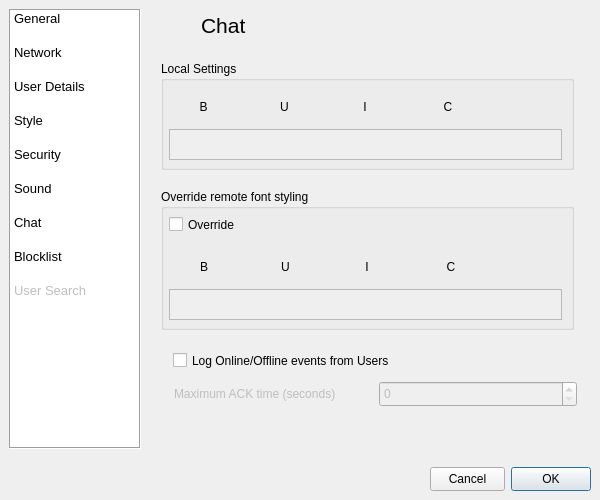
Above: src/gui/form_settingsgui.ui from vituperative/i2pchat before the change. Below: the same form after it.
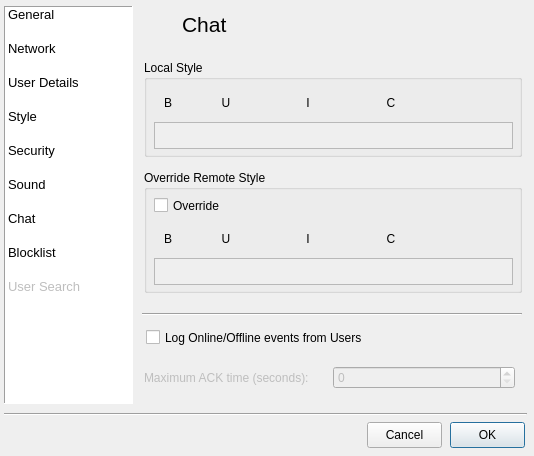
That is the form after the change. The open tabs and pages were chosen to show the change. Icons and pictures are not drawn.

Commit message: Settings refinements: more compact, lose nested frames

```diff
--- a/src/gui/form_settingsgui.ui
+++ b/src/gui/form_settingsgui.ui
@@ -6,8 +6,8 @@
    <rect>
     <x>0</x>
     <y>0</y>
-    <width>600</width>
-    <height>500</height>
+    <width>534</width>
+    <height>456</height>
    </rect>
   </property>
   <property name="sizePolicy">
@@ -18,14 +18,14 @@
   </property>
   <property name="minimumSize">
    <size>
-    <width>600</width>
-    <height>500</height>
+    <width>530</width>
+    <height>453</height>
    </size>
   </property>
   <property name="maximumSize">
    <size>
-    <width>600</width>
-    <height>500</height>
+    <width>580</width>
+    <height>460</height>
    </size>
   </property>
   <property name="windowTitle">
@@ -47,10 +47,10 @@
   <widget class="QFrame" name="middleFrame">
    <property name="geometry">
     <rect>
-     <x>9</x>
-     <y>9</y>
-     <width>600</width>
-     <height>500</height>
+     <x>4</x>
+     <y>6</y>
+     <width>540</width>
+     <height>448</height>
     </rect>
    </property>
    <property name="sizePolicy">
@@ -61,14 +61,14 @@
    </property>
    <property name="minimumSize">
     <size>
-     <width>600</width>
-     <height>500</height>
+     <width>540</width>
+     <height>448</height>
     </size>
    </property>
    <property name="maximumSize">
     <size>
-     <width>600</width>
-     <height>500</height>
+     <width>540</width>
+     <height>448</height>
     </size>
    </property>
    <property name="frameShape">
@@ -77,24 +77,27 @@
    <property name="frameShadow">
     <enum>QFrame::Plain</enum>
    </property>
-   <layout class="QGridLayout">
-    <property name="leftMargin">
-     <number>0</number>
-    </property>
-    <property name="topMargin">
-     <number>0</number>
-    </property>
-    <property name="rightMargin">
-     <number>9</number>
-    </property>
-    <property name="bottomMargin">
-     <number>9</number>
-    </property>
-    <property name="spacing">
-     <number>9</number>
-    </property>
-    <item row="0" column="2">
      <widget class="QStackedWidget" name="stackedWidget">
+    <property name="geometry">
+     <rect>
+      <x>136</x>
+      <y>2</y>
+      <width>384</width>
+      <height>400</height>
+     </rect>
+    </property>
+    <property name="minimumSize">
+     <size>
+      <width>384</width>
+      <height>0</height>
+     </size>
+    </property>
+    <property name="maximumSize">
+     <size>
+      <width>384</width>
+      <height>400</height>
+     </size>
+    </property>
       <property name="currentIndex">
        <number>4</number>
       </property>
@@ -2155,21 +2158,57 @@
          <rect>
           <x>2</x>
           <y>40</y>
-          <width>421</width>
-          <height>397</height>
-         </rect>
-        </property>
+        <width>380</width>
+        <height>353</height>
+       </rect>
+      </property>
+      <property name="minimumSize">
+       <size>
+        <width>380</width>
+        <height>0</height>
+       </size>
+      </property>
+      <property name="maximumSize">
+       <size>
+        <width>380</width>
+        <height>16777215</height>
+       </size>
+      </property>
+      <property name="frameShape">
+       <enum>QFrame::NoFrame</enum>
+      </property>
+      <property name="frameShadow">
+       <enum>QFrame::Plain</enum>
+      </property>
         <widget class="QGroupBox" name="groupBox_24">
          <property name="geometry">
           <rect>
-           <x>0</x>
+         <x>2</x>
            <y>12</y>
-           <width>413</width>
-           <height>109</height>
-          </rect>
-         </property>
+         <width>378</width>
+         <height>97</height>
+        </rect>
+       </property>
+       <property name="minimumSize">
+        <size>
+         <width>378</width>
+         <height>0</height>
+        </size>
+       </property>
+       <property name="maximumSize">
+        <size>
+         <width>378</width>
+         <height>16777215</height>
+        </size>
+       </property>
+       <property name="font">
+        <font>
+         <weight>50</weight>
+         <bold>false</bold>
+        </font>
+       </property>
          <property name="title">
-          <string>Local Settings</string>
+        <string>Local Style</string>
          </property>
          <widget class="QTextEdit" name="txtShowCurrentChatStyle">
           <property name="enabled">
@@ -2177,12 +2216,18 @@
           </property>
           <property name="geometry">
            <rect>
-            <x>8</x>
-            <y>68</y>
-            <width>393</width>
-            <height>31</height>
-           </rect>
-          </property>
+          <x>10</x>
+          <y>62</y>
+          <width>359</width>
+          <height>27</height>
+         </rect>
+        </property>
+        <property name="maximumSize">
+         <size>
+          <width>368</width>
+          <height>16777215</height>
+         </size>
+        </property>
           <property name="focusPolicy">
            <enum>Qt::NoFocus</enum>
           </property>
@@ -2193,101 +2238,28 @@
            <bool>false</bool>
           </property>
          </widget>
-         <widget class="QToolButton" name="cmdItalicChat">
-          <property name="enabled">
-           <bool>true</bool>
-          </property>
+       <widget class="QWidget" name="">
           <property name="geometry">
            <rect>
-            <x>166</x>
-            <y>32</y>
-            <width>76</width>
-            <height>28</height>
-           </rect>
-          </property>
-          <property name="minimumSize">
-           <size>
-            <width>28</width>
-            <height>28</height>
-           </size>
-          </property>
-          <property name="toolTip">
-           <string>Italic</string>
-          </property>
-          <property name="text">
-           <string>I</string>
-          </property>
-          <property name="icon">
-           <iconset resource="resourcen.qrc">
-            <normaloff>:/icons/italic.svg</normaloff>:/icons/italic.svg</iconset>
-          </property>
-          <property name="iconSize">
-           <size>
-            <width>22</width>
-            <height>22</height>
-           </size>
-          </property>
-          <property name="checkable">
-           <bool>true</bool>
-          </property>
-          <property name="autoRaise">
-           <bool>true</bool>
-          </property>
-         </widget>
-         <widget class="QToolButton" name="cmdUnderChat">
-          <property name="enabled">
-           <bool>true</bool>
-          </property>
-          <property name="geometry">
-           <rect>
-            <x>85</x>
-            <y>32</y>
-            <width>77</width>
-            <height>28</height>
-           </rect>
-          </property>
-          <property name="minimumSize">
-           <size>
-            <width>28</width>
-            <height>28</height>
-           </size>
-          </property>
-          <property name="toolTip">
-           <string>Underline</string>
-          </property>
-          <property name="text">
-           <string>U</string>
-          </property>
-          <property name="icon">
-           <iconset resource="resourcen.qrc">
-            <normaloff>:/icons/underline.svg</normaloff>:/icons/underline.svg</iconset>
-          </property>
-          <property name="iconSize">
-           <size>
-            <width>22</width>
-            <height>22</height>
-           </size>
-          </property>
-          <property name="checkable">
-           <bool>true</bool>
-          </property>
-          <property name="autoRaise">
-           <bool>true</bool>
-          </property>
-         </widget>
+          <x>10</x>
+          <y>28</y>
+          <width>357</width>
+          <height>30</height>
+         </rect>
+        </property>
+        <layout class="QGridLayout" name="gridLayout_27">
+         <item row="0" column="0">
          <widget class="QToolButton" name="cmdBoldChat">
           <property name="enabled">
            <bool>true</bool>
           </property>
-          <property name="geometry">
-           <rect>
-            <x>4</x>
-            <y>32</y>
-            <width>77</width>
+           <property name="minimumSize">
+            <size>
+             <width>28</width>
             <height>28</height>
-           </rect>
-          </property>
-          <property name="minimumSize">
+            </size>
+           </property>
+           <property name="maximumSize">
            <size>
             <width>28</width>
             <height>28</height>
@@ -2316,18 +2288,53 @@
            <bool>true</bool>
           </property>
          </widget>
-         <widget class="QToolButton" name="cmdFontChat">
+         </item>
+         <item row="0" column="1" alignment="Qt::AlignHCenter">
+          <widget class="QToolButton" name="cmdUnderChat">
           <property name="enabled">
            <bool>true</bool>
           </property>
-          <property name="geometry">
-           <rect>
-            <x>332</x>
-            <y>32</y>
-            <width>77</width>
+           <property name="minimumSize">
+            <size>
+             <width>28</width>
             <height>28</height>
-           </rect>
-          </property>
+            </size>
+           </property>
+           <property name="maximumSize">
+            <size>
+             <width>28</width>
+             <height>28</height>
+            </size>
+           </property>
+           <property name="toolTip">
+            <string>Underline</string>
+           </property>
+           <property name="text">
+            <string>U</string>
+           </property>
+           <property name="icon">
+            <iconset resource="resourcen.qrc">
+             <normaloff>:/icons/underline.svg</normaloff>:/icons/underline.svg</iconset>
+           </property>
+           <property name="iconSize">
+            <size>
+             <width>22</width>
+             <height>22</height>
+            </size>
+           </property>
+           <property name="checkable">
+            <bool>true</bool>
+           </property>
+           <property name="autoRaise">
+            <bool>true</bool>
+           </property>
+          </widget>
+         </item>
+         <item row="0" column="2" alignment="Qt::AlignHCenter">
+          <widget class="QToolButton" name="cmdItalicChat">
+           <property name="enabled">
+            <bool>true</bool>
+           </property>
           <property name="minimumSize">
            <size>
             <width>28</width>
@@ -2336,15 +2343,15 @@
           </property>
           <property name="maximumSize">
            <size>
-            <width>16777215</width>
-            <height>16777215</height>
+             <width>28</width>
+             <height>28</height>
            </size>
           </property>
           <property name="toolTip">
            <string>Font</string>
           </property>
           <property name="text">
-           <string/>
+            <string>I</string>
           </property>
           <property name="icon">
            <iconset resource="resourcen.qrc">
@@ -2356,23 +2363,26 @@
             <height>22</height>
            </size>
           </property>
+           <property name="checkable">
+            <bool>true</bool>
+           </property>
           <property name="autoRaise">
            <bool>true</bool>
           </property>
          </widget>
+         </item>
+         <item row="0" column="3" alignment="Qt::AlignHCenter">
          <widget class="QToolButton" name="cmdColorChat">
           <property name="enabled">
            <bool>true</bool>
           </property>
-          <property name="geometry">
-           <rect>
-            <x>246</x>
-            <y>32</y>
-            <width>82</width>
+           <property name="minimumSize">
+            <size>
+             <width>28</width>
             <height>28</height>
-           </rect>
-          </property>
-          <property name="minimumSize">
+            </size>
+           </property>
+           <property name="maximumSize">
            <size>
             <width>28</width>
             <height>28</height>
@@ -2397,24 +2407,89 @@
           <property name="autoRaise">
            <bool>true</bool>
           </property>
+          </widget>
+         </item>
+         <item row="0" column="4" alignment="Qt::AlignHCenter">
+          <widget class="QToolButton" name="cmdFontChat">
+           <property name="enabled">
+            <bool>true</bool>
+           </property>
+           <property name="minimumSize">
+            <size>
+             <width>28</width>
+             <height>28</height>
+            </size>
+           </property>
+           <property name="maximumSize">
+            <size>
+             <width>28</width>
+             <height>28</height>
+            </size>
+           </property>
+           <property name="toolTip">
+            <string>Font</string>
+           </property>
+           <property name="text">
+            <string/>
+           </property>
+           <property name="icon">
+            <iconset resource="resourcen.qrc">
+             <normaloff>:/icons/font.svg</normaloff>:/icons/font.svg</iconset>
+           </property>
+           <property name="iconSize">
+            <size>
+             <width>22</width>
+             <height>22</height>
+            </size>
+           </property>
+           <property name="autoRaise">
+            <bool>true</bool>
+           </property>
+          </widget>
+         </item>
+        </layout>
          </widget>
         </widget>
         <widget class="QGroupBox" name="groupBox_25">
          <property name="geometry">
           <rect>
-           <x>0</x>
-           <y>140</y>
-           <width>413</width>
-           <height>141</height>
-          </rect>
-         </property>
+         <x>2</x>
+         <y>122</y>
+         <width>378</width>
+         <height>123</height>
+        </rect>
+       </property>
+       <property name="minimumSize">
+        <size>
+         <width>378</width>
+         <height>120</height>
+        </size>
+       </property>
+       <property name="maximumSize">
+        <size>
+         <width>378</width>
+         <height>16777215</height>
+        </size>
+       </property>
+       <property name="baseSize">
+        <size>
+         <width>378</width>
+         <height>120</height>
+        </size>
+       </property>
+       <property name="font">
+        <font>
+         <weight>50</weight>
+         <bold>false</bold>
+        </font>
+       </property>
          <property name="title">
-          <string>Override remote font styling</string>
+        <string>Override Remote Style</string>
          </property>
          <widget class="QCheckBox" name="chatOverrideBox">
           <property name="geometry">
            <rect>
-            <x>8</x>
+          <x>10</x>
             <y>24</y>
             <width>389</width>
             <height>23</height>
@@ -2430,12 +2505,18 @@
           </property>
           <property name="geometry">
            <rect>
-            <x>8</x>
-            <y>100</y>
-            <width>393</width>
-            <height>31</height>
-           </rect>
-          </property>
+          <x>10</x>
+          <y>88</y>
+          <width>359</width>
+          <height>27</height>
+         </rect>
+        </property>
+        <property name="maximumSize">
+         <size>
+          <width>368</width>
+          <height>16777215</height>
+         </size>
+        </property>
           <property name="focusPolicy">
            <enum>Qt::NoFocus</enum>
           </property>
@@ -2449,106 +2530,33 @@
            <set>QTextEdit::AutoNone</set>
           </property>
          </widget>
-         <widget class="QToolButton" name="cmdOverwriteFontChat">
-          <property name="enabled">
-           <bool>true</bool>
-          </property>
+       <widget class="QWidget" name="">
           <property name="geometry">
            <rect>
-            <x>335</x>
-            <y>64</y>
-            <width>78</width>
-            <height>28</height>
-           </rect>
-          </property>
-          <property name="minimumSize">
-           <size>
-            <width>28</width>
-            <height>28</height>
-           </size>
-          </property>
-          <property name="maximumSize">
-           <size>
-            <width>16777215</width>
-            <height>16777215</height>
-           </size>
-          </property>
-          <property name="toolTip">
-           <string>Font</string>
-          </property>
-          <property name="text">
-           <string/>
-          </property>
-          <property name="icon">
-           <iconset resource="resourcen.qrc">
-            <normaloff>:/icons/font.svg</normaloff>:/icons/font.svg</iconset>
-          </property>
-          <property name="iconSize">
-           <size>
-            <width>22</width>
-            <height>22</height>
-           </size>
-          </property>
-          <property name="autoRaise">
-           <bool>true</bool>
-          </property>
-         </widget>
-         <widget class="QToolButton" name="cmdOverwriteColorChat">
-          <property name="enabled">
-           <bool>true</bool>
-          </property>
-          <property name="geometry">
-           <rect>
-            <x>249</x>
-            <y>64</y>
-            <width>82</width>
-            <height>28</height>
-           </rect>
-          </property>
-          <property name="minimumSize">
-           <size>
-            <width>28</width>
-            <height>28</height>
-           </size>
-          </property>
-          <property name="toolTip">
-           <string>Color</string>
-          </property>
-          <property name="text">
-           <string>C</string>
-          </property>
-          <property name="icon">
-           <iconset resource="resourcen.qrc">
-            <normaloff>:/icons/palette.svg</normaloff>:/icons/palette.svg</iconset>
-          </property>
-          <property name="iconSize">
-           <size>
-            <width>24</width>
-            <height>24</height>
-           </size>
-          </property>
-          <property name="autoRaise">
-           <bool>true</bool>
-          </property>
-         </widget>
+          <x>10</x>
+          <y>54</y>
+          <width>357</width>
+          <height>30</height>
+         </rect>
+        </property>
+        <layout class="QGridLayout" name="gridLayout_26">
+         <item row="0" column="0">
          <widget class="QToolButton" name="cmdOverwriteBoldChat">
           <property name="enabled">
            <bool>true</bool>
           </property>
-          <property name="geometry">
-           <rect>
-            <x>4</x>
-            <y>64</y>
-            <width>78</width>
-            <height>28</height>
-           </rect>
-          </property>
           <property name="minimumSize">
            <size>
             <width>28</width>
             <height>28</height>
            </size>
           </property>
+           <property name="maximumSize">
+            <size>
+             <width>28</width>
+             <height>28</height>
+            </size>
+           </property>
           <property name="toolTip">
            <string>Bold</string>
           </property>
@@ -2572,24 +2580,24 @@
            <bool>true</bool>
           </property>
          </widget>
+         </item>
+         <item row="0" column="1" alignment="Qt::AlignHCenter">
          <widget class="QToolButton" name="cmdOverwriteUnderChat">
           <property name="enabled">
            <bool>true</bool>
           </property>
-          <property name="geometry">
-           <rect>
-            <x>86</x>
-            <y>64</y>
-            <width>77</width>
-            <height>28</height>
-           </rect>
-          </property>
           <property name="minimumSize">
            <size>
             <width>28</width>
             <height>28</height>
            </size>
           </property>
+           <property name="maximumSize">
+            <size>
+             <width>28</width>
+             <height>28</height>
+            </size>
+           </property>
           <property name="toolTip">
            <string>Underline</string>
           </property>
@@ -2613,19 +2621,19 @@
            <bool>true</bool>
           </property>
          </widget>
+         </item>
+         <item row="0" column="2" alignment="Qt::AlignHCenter">
          <widget class="QToolButton" name="cmdOverwriteItalicChat">
           <property name="enabled">
            <bool>true</bool>
           </property>
-          <property name="geometry">
-           <rect>
-            <x>167</x>
-            <y>64</y>
-            <width>78</width>
+           <property name="minimumSize">
+            <size>
+             <width>28</width>
             <height>28</height>
-           </rect>
-          </property>
-          <property name="minimumSize">
+            </size>
+           </property>
+           <property name="maximumSize">
            <size>
             <width>28</width>
             <height>28</height>
@@ -2653,49 +2661,162 @@
           <property name="autoRaise">
            <bool>true</bool>
           </property>
+          </widget>
+         </item>
+         <item row="0" column="3" alignment="Qt::AlignHCenter">
+          <widget class="QToolButton" name="cmdOverwriteColorChat">
+           <property name="enabled">
+            <bool>true</bool>
+           </property>
+           <property name="minimumSize">
+            <size>
+             <width>28</width>
+             <height>28</height>
+            </size>
+           </property>
+           <property name="maximumSize">
+            <size>
+             <width>28</width>
+             <height>28</height>
+            </size>
+           </property>
+           <property name="toolTip">
+            <string>Color</string>
+           </property>
+           <property name="text">
+            <string>C</string>
+           </property>
+           <property name="icon">
+            <iconset resource="resourcen.qrc">
+             <normaloff>:/icons/palette.svg</normaloff>:/icons/palette.svg</iconset>
+           </property>
+           <property name="iconSize">
+            <size>
+             <width>24</width>
+             <height>24</height>
+            </size>
+           </property>
+           <property name="autoRaise">
+            <bool>true</bool>
+           </property>
+          </widget>
+         </item>
+         <item row="0" column="4" alignment="Qt::AlignHCenter">
+          <widget class="QToolButton" name="cmdOverwriteFontChat">
+           <property name="enabled">
+            <bool>true</bool>
+           </property>
+           <property name="minimumSize">
+            <size>
+             <width>28</width>
+             <height>28</height>
+            </size>
+           </property>
+           <property name="maximumSize">
+            <size>
+             <width>28</width>
+             <height>28</height>
+            </size>
+           </property>
+           <property name="toolTip">
+            <string>Font</string>
+           </property>
+           <property name="text">
+            <string/>
+           </property>
+           <property name="icon">
+            <iconset resource="resourcen.qrc">
+             <normaloff>:/icons/font.svg</normaloff>:/icons/font.svg</iconset>
+           </property>
+           <property name="iconSize">
+            <size>
+             <width>22</width>
+             <height>22</height>
+            </size>
+           </property>
+           <property name="autoRaise">
+            <bool>true</bool>
+           </property>
+          </widget>
+         </item>
+        </layout>
          </widget>
         </widget>
         <widget class="QCheckBox" name="LogOnlineStatusBox">
          <property name="geometry">
           <rect>
-           <x>12</x>
-           <y>300</y>
+         <x>4</x>
+         <y>278</y>
            <width>253</width>
            <height>23</height>
           </rect>
          </property>
+       <property name="font">
+        <font>
+         <weight>50</weight>
+         <bold>false</bold>
+        </font>
+       </property>
          <property name="text">
           <string>Log Online/Offline events from Users</string>
          </property>
         </widget>
+      <widget class="Line" name="line_3">
+       <property name="geometry">
+        <rect>
+         <x>0</x>
+         <y>258</y>
+         <width>380</width>
+         <height>16</height>
+        </rect>
+       </property>
+       <property name="minimumSize">
+        <size>
+         <width>380</width>
+         <height>0</height>
+        </size>
+       </property>
+       <property name="maximumSize">
+        <size>
+         <width>380</width>
+         <height>16777215</height>
+        </size>
+       </property>
+       <property name="orientation">
+        <enum>Qt::Horizontal</enum>
+       </property>
+      </widget>
+      <widget class="QWidget" name="">
+       <property name="geometry">
+        <rect>
+         <x>2</x>
+         <y>316</y>
+         <width>371</width>
+         <height>28</height>
+        </rect>
+       </property>
+       <layout class="QGridLayout" name="gridLayout_28">
+        <property name="spacing">
+         <number>6</number>
+        </property>
+        <item row="0" column="0">
         <widget class="QLabel" name="label_2">
          <property name="enabled">
           <bool>false</bool>
          </property>
-         <property name="geometry">
-          <rect>
-           <x>13</x>
-           <y>332</y>
-           <width>199</width>
-           <height>26</height>
-          </rect>
-         </property>
          <property name="text">
-          <string>Maximum ACK time (seconds)</string>
-         </property>
-        </widget>
+           <string>Maximum ACK time (seconds):</string>
+          </property>
+         </widget>
+        </item>
+        <item row="0" column="1">
         <widget class="QSpinBox" name="spinBox_maxACK">
          <property name="enabled">
           <bool>false</bool>
          </property>
-         <property name="geometry">
-          <rect>
-           <x>218</x>
-           <y>332</y>
-           <width>198</width>
-           <height>26</height>
-          </rect>
-         </property>
+         </widget>
+        </item>
+       </layout>
         </widget>
        </widget>
       </widget>
@@ -2952,9 +3073,15 @@
        </widget>
       </widget>
      </widget>
-    </item>
-    <item row="0" column="0" alignment="Qt::AlignLeft">
      <widget class="QListWidget" name="itemListWidget">
+    <property name="geometry">
+     <rect>
+      <x>0</x>
+      <y>0</y>
+      <width>129</width>
+      <height>398</height>
+     </rect>
+    </property>
       <property name="sizePolicy">
        <sizepolicy hsizetype="Fixed" vsizetype="Fixed">
         <horstretch>0</horstretch>
@@ -2964,13 +3091,13 @@
       <property name="minimumSize">
        <size>
         <width>0</width>
-        <height>300</height>
+      <height>398</height>
        </size>
       </property>
       <property name="maximumSize">
        <size>
         <width>132</width>
-        <height>500</height>
+      <height>398</height>
        </size>
       </property>
       <property name="font">
@@ -2985,7 +3112,7 @@
        <bool>false</bool>
       </property>
       <property name="frameShape">
-       <enum>QFrame::Box</enum>
+     <enum>QFrame::Panel</enum>
       </property>
       <property name="frameShadow">
        <enum>QFrame::Sunken</enum>
@@ -3118,26 +3245,34 @@
        </property>
       </item>
      </widget>
-    </item>
-    <item row="1" column="0" colspan="4">
-     <layout class="QGridLayout">
-      <property name="leftMargin">
-       <number>0</number>
-      </property>
-      <property name="topMargin">
-       <number>0</number>
-      </property>
-      <property name="rightMargin">
-       <number>0</number>
-      </property>
-      <property name="bottomMargin">
-       <number>0</number>
-      </property>
-      <property name="spacing">
-       <number>6</number>
-      </property>
-      <item row="0" column="1">
+   <widget class="Line" name="line_2">
+    <property name="geometry">
+     <rect>
+      <x>-8</x>
+      <y>400</y>
+      <width>531</width>
+      <height>16</height>
+     </rect>
+    </property>
+    <property name="maximumSize">
+     <size>
+      <width>16677215</width>
+      <height>16777215</height>
+     </size>
+    </property>
+    <property name="orientation">
+     <enum>Qt::Horizontal</enum>
+    </property>
+   </widget>
        <widget class="QFrame" name="buttonFrame">
+    <property name="geometry">
+     <rect>
+      <x>352</x>
+      <y>404</y>
+      <width>179</width>
+      <height>43</height>
+     </rect>
+    </property>
         <property name="sizePolicy">
          <sizepolicy hsizetype="Fixed" vsizetype="Fixed">
           <horstretch>0</horstretch>
@@ -3150,53 +3285,50 @@
         <property name="frameShadow">
          <enum>QFrame::Raised</enum>
         </property>
-        <layout class="QGridLayout">
-         <property name="leftMargin">
-          <number>9</number>
-         </property>
-         <property name="topMargin">
-          <number>9</number>
-         </property>
-         <property name="rightMargin">
-          <number>9</number>
-         </property>
-         <property name="bottomMargin">
-          <number>9</number>
-         </property>
-         <property name="spacing">
-          <number>6</number>
-         </property>
-         <item row="0" column="1">
           <widget class="QPushButton" name="cancel_Button">
+     <property name="geometry">
+      <rect>
+       <x>11</x>
+       <y>12</y>
+       <width>75</width>
+       <height>26</height>
+      </rect>
+     </property>
            <property name="minimumSize">
             <size>
-             <width>75</width>
-             <height>24</height>
+       <width>0</width>
+       <height>26</height>
             </size>
            </property>
            <property name="maximumSize">
             <size>
-             <width>75</width>
-             <height>16777215</height>
+       <width>92</width>
+       <height>26</height>
             </size>
            </property>
            <property name="text">
             <string>Cancel</string>
            </property>
           </widget>
-         </item>
-         <item row="0" column="2">
           <widget class="QPushButton" name="ok_Button">
-           <property name="minimumSize">
-            <size>
+     <property name="geometry">
+      <rect>
+       <x>94</x>
+       <y>12</y>
              <width>75</width>
-             <height>24</height>
+       <height>26</height>
+      </rect>
+     </property>
+     <property name="minimumSize">
+      <size>
+       <width>0</width>
+       <height>26</height>
             </size>
            </property>
            <property name="maximumSize">
             <size>
-             <width>16777215</width>
-             <height>75</height>
+       <width>92</width>
+       <height>26</height>
             </size>
            </property>
            <property name="text">
@@ -3209,26 +3341,11 @@
             <bool>true</bool>
            </property>
           </widget>
-         </item>
-        </layout>
-       </widget>
-      </item>
-      <item row="0" column="0">
-       <spacer>
-        <property name="orientation">
-         <enum>Qt::Horizontal</enum>
-        </property>
-        <property name="sizeHint" stdset="0">
-         <size>
-          <width>181</width>
-          <height>20</height>
-         </size>
-        </property>
-       </spacer>
-      </item>
-     </layout>
-    </item>
-   </layout>
+   </widget>
+   <zorder>itemListWidget</zorder>
+   <zorder>line_2</zorder>
+   <zorder>buttonFrame</zorder>
+   <zorder>stackedWidget</zorder>
   </widget>
  </widget>
  <tabstops>
```
Left out of the diff: 1484 changed lines with no effect on the pictures. Lines whose indentation alone changed are shown as unchanged.
